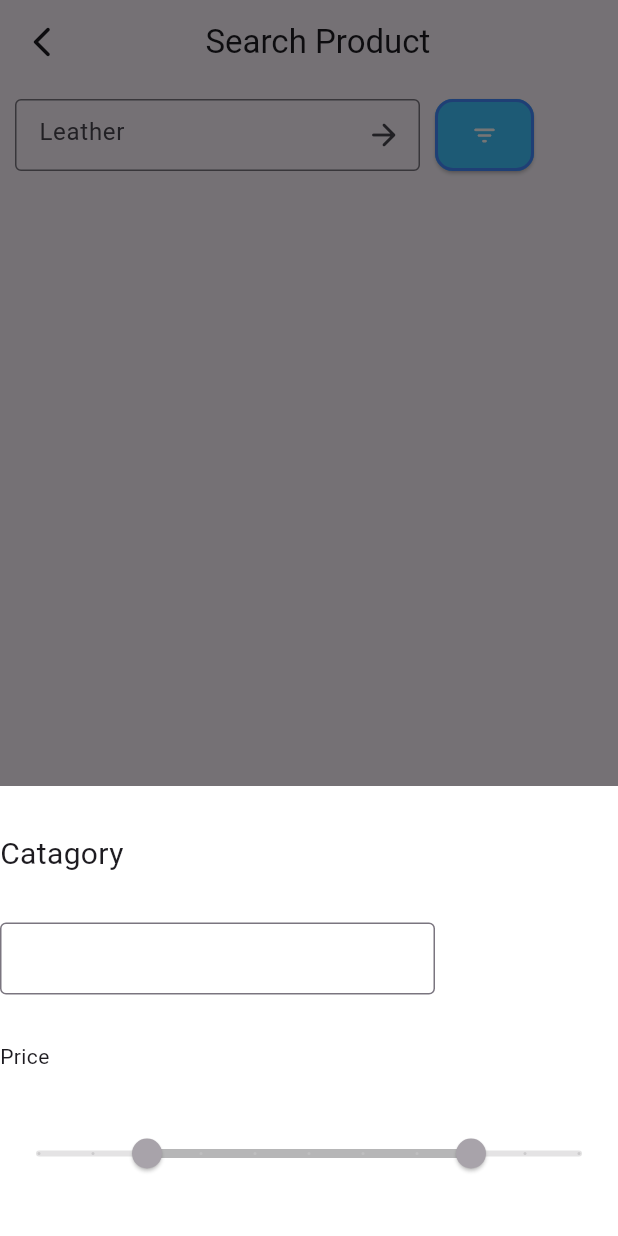
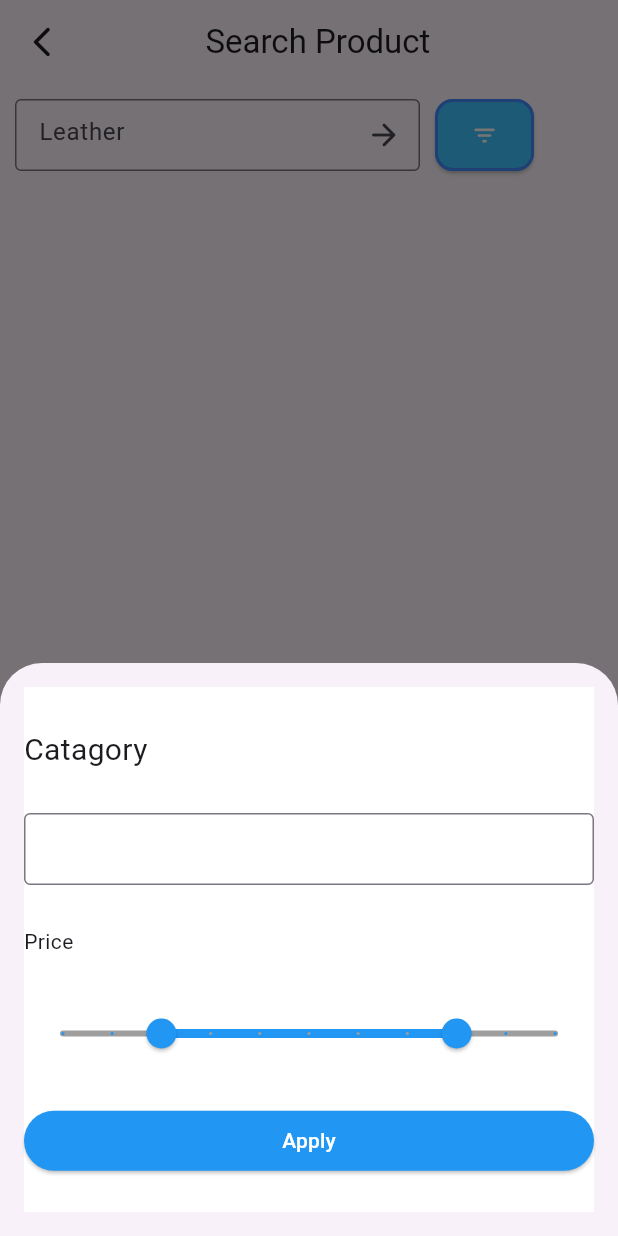
Before and after one commit to NatnaelBelay01/2024-internship-mobile-tasks, a Flutter app: the SearchPage screen opened directly with empty values, after a tap on the "filter list" icon, on a phone screen of 412 x 824 dp. Run offline on Flutter 3.47's test engine with Material 3 defaults, Android fonts, the phone set to English and light mode, and no system bars.

Commit message:
slight ui changes

```diff
--- a/mobile/natnael.belay/ecommerce/lib/searchpage.dart
+++ b/mobile/natnael.belay/ecommerce/lib/searchpage.dart
@@ -75,21 +75,24 @@ class _SearchPage extends State<SearchPage> {
                         showModalBottomSheet(
                             context: context,
                             builder: (BuildContext context) {
-                              return Container(
-                                height: 300,
+                              return Padding(
+                                  padding: const EdgeInsets.all(16),
+                                  child: Container(
+                                    height: 350,
                                     width: double.infinity,
                                     color: Colors.white,
                                     child: Column(
                                       mainAxisAlignment:
                                           MainAxisAlignment.spaceEvenly,
-                                  crossAxisAlignment: CrossAxisAlignment.start,
+                                      crossAxisAlignment:
+                                          CrossAxisAlignment.start,
                                       children: [
                                         const Text(
                                           'Catagory',
                                           style: TextStyle(fontSize: 20),
                                         ),
                                         const SizedBox(
-                                      width: 290,
+                                          width: double.infinity,
                                           height: 48,
                                           child: TextField(
                                             decoration: InputDecoration(
@@ -103,12 +106,26 @@ class _SearchPage extends State<SearchPage> {
                                           min: 0,
                                           max: 100,
                                           divisions: 10,
+																					inactiveColor: Colors.grey,
+																					activeColor: Colors.blue,
                                           labels: const RangeLabels('20', '80'),
-                                      onChanged: null,
+                                          onChanged: (RangeValues newValues){},
+                                        ),
+                                        SizedBox(
+                                          width: double.infinity,
+                                          height: 40,
+                                          child: ElevatedButton(
+                                            onPressed: () {},
+                                            style: ElevatedButton.styleFrom(
+                                              backgroundColor: Colors.blue,
+                                              foregroundColor: Colors.white,
+                                            ),
+                                            child: const Text('Apply'),
+                                          ),
                                         ),
                                       ],
                                     ),
-                              );
+                                  ));
                             });
                       },
                       style: ElevatedButton.styleFrom(
```
Also changed, not shown: mobile/natnael.belay/ecommerce/images/add.jpg, mobile/natnael.belay/ecommerce/images/des.jpg, mobile/natnael.belay/ecommerce/images/home.jpg, mobile/natnael.belay/ecommerce/images/sea.jpg. Lines whose indentation alone changed are shown as unchanged.
